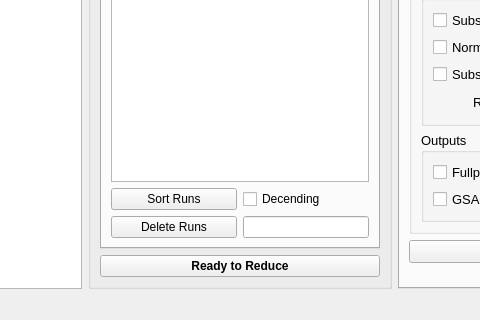
Before: the Qt Designer form src/interface/gui/VdriveMain.ui in neutrons/PyVDrive, drawn with Qt 5; both pictures show x 103 to 583 and y 424 to 744 of the 1413 by 744 pixel window.
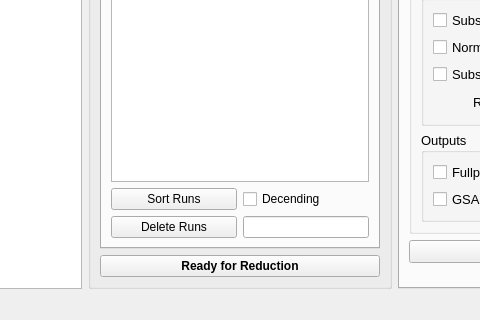
After: the same form once the commit is applied. Custom widgets are drawn as their Qt base class.

```diff
--- a/src/interface/gui/VdriveMain.ui
+++ b/src/interface/gui/VdriveMain.ui
@@ -447,7 +447,7 @@
                 </font>
                </property>
                <property name="text">
-                <string>Ready to Reduce</string>
+                <string>Ready for Reduction</string>
                </property>
               </widget>
              </item>
```
